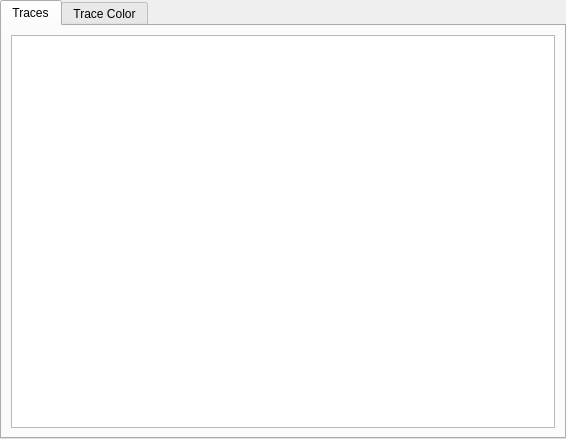
First picture: the form in includes/TraceWindow/tracewindowsettings.ui, repository whiskeyAndrew/BaicalGuiServer, before the edit.
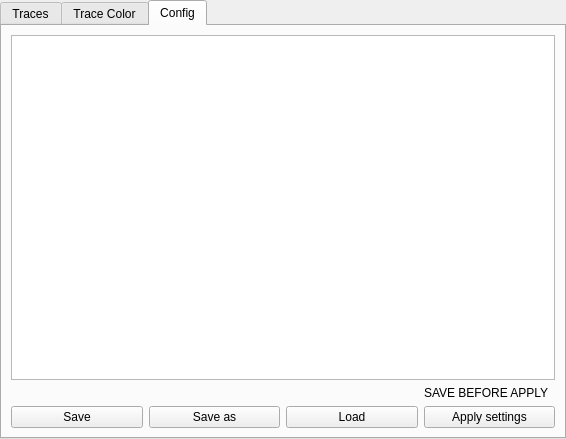
Second picture: the form after the edit. The open tabs and pages were chosen to show the change.

```diff
--- a/includes/TraceWindow/tracewindowsettings.ui
+++ b/includes/TraceWindow/tracewindowsettings.ui
@@ -296,6 +296,51 @@
        </item>
       </layout>
      </widget>
+     <widget class="QWidget" name="tab">
+      <attribute name="title">
+       <string>Config</string>
+      </attribute>
+      <layout class="QGridLayout" name="gridLayout_3">
+       <item row="0" column="0" colspan="4">
+        <widget class="QPlainTextEdit" name="configText"/>
+       </item>
+       <item row="4" column="0">
+        <widget class="QPushButton" name="saveButton">
+         <property name="text">
+          <string>Save</string>
+         </property>
+        </widget>
+       </item>
+       <item row="4" column="3">
+        <widget class="QPushButton" name="LoadDataFromConfig">
+         <property name="text">
+          <string>Apply settings</string>
+         </property>
+        </widget>
+       </item>
+       <item row="4" column="1">
+        <widget class="QPushButton" name="saveAsButton">
+         <property name="text">
+          <string>Save as</string>
+         </property>
+        </widget>
+       </item>
+       <item row="4" column="2">
+        <widget class="QPushButton" name="loadButton">
+         <property name="text">
+          <string>Load</string>
+         </property>
+        </widget>
+       </item>
+       <item row="1" column="3">
+        <widget class="QLabel" name="label_2">
+         <property name="text">
+          <string>SAVE BEFORE APPLY</string>
+         </property>
+        </widget>
+       </item>
+      </layout>
+     </widget>
     </widget>
    </item>
   </layout>
```
